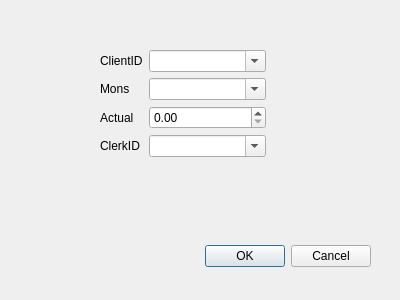
Before: the Qt Designer form src/clerksadddialog.ui in wineee/ElectricalManager, drawn with Qt 5.
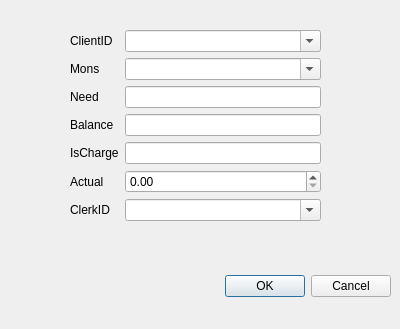
After: the same form once the commit is applied.

What changed in the file:
```diff
--- a/src/clerksadddialog.ui
+++ b/src/clerksadddialog.ui
@@ -7,7 +7,7 @@
     <x>0</x>
     <y>0</y>
     <width>400</width>
-    <height>300</height>
+    <height>329</height>
    </rect>
   </property>
   <property name="windowTitle">
@@ -16,8 +16,8 @@
   <widget class="QDialogButtonBox" name="buttonBox">
    <property name="geometry">
     <rect>
-     <x>30</x>
-     <y>240</y>
+     <x>50</x>
+     <y>270</y>
      <width>341</width>
      <height>32</height>
     </rect>
@@ -32,10 +32,10 @@
   <widget class="QWidget" name="formLayoutWidget">
    <property name="geometry">
     <rect>
-     <x>100</x>
-     <y>50</y>
-     <width>166</width>
-     <height>171</height>
+     <x>70</x>
+     <y>30</y>
+     <width>251</width>
+     <height>221</height>
     </rect>
    </property>
    <layout class="QFormLayout" name="formLayout">
@@ -53,41 +53,87 @@
       </property>
      </widget>
     </item>
-    <item row="3" column="0">
-     <widget class="QLabel" name="label_3">
-      <property name="text">
-       <string>ClerkID</string>
+    <item row="1" column="1">
+     <widget class="QComboBox" name="comboBox_Mon">
+      <property name="editable">
+       <bool>true</bool>
+      </property>
+     </widget>
+    </item>
+    <item row="0" column="1">
+     <widget class="QComboBox" name="comboBox_ClientID">
+      <property name="editable">
+       <bool>true</bool>
+      </property>
+     </widget>
+    </item>
+    <item row="2" column="1">
+     <widget class="QLineEdit" name="lineEdit_Need">
+      <property name="readOnly">
+       <bool>true</bool>
       </property>
      </widget>
     </item>
     <item row="2" column="0">
+     <widget class="QLabel" name="label_Need">
+      <property name="text">
+       <string>Need</string>
+      </property>
+     </widget>
+    </item>
+    <item row="4" column="0">
+     <widget class="QLabel" name="label_5">
+      <property name="text">
+       <string>IsCharge</string>
+      </property>
+     </widget>
+    </item>
+    <item row="3" column="0">
+     <widget class="QLabel" name="label_6">
+      <property name="text">
+       <string>Balance</string>
+      </property>
+     </widget>
+    </item>
+    <item row="3" column="1">
+     <widget class="QLineEdit" name="lineEdit_Balance">
+      <property name="readOnly">
+       <bool>true</bool>
+      </property>
+     </widget>
+    </item>
+    <item row="4" column="1">
+     <widget class="QLineEdit" name="lineEdit_isCharge">
+      <property name="readOnly">
+       <bool>true</bool>
+      </property>
+     </widget>
+    </item>
+    <item row="5" column="1">
+     <widget class="QDoubleSpinBox" name="doubleSpinBox_Actual">
+      <property name="maximum">
+       <double>1000000000000.000000000000000</double>
+      </property>
+     </widget>
+    </item>
+    <item row="6" column="1">
+     <widget class="QComboBox" name="comboBox_ClerkId">
+      <property name="editable">
+       <bool>true</bool>
+      </property>
+     </widget>
+    </item>
+    <item row="5" column="0">
      <widget class="QLabel" name="label_4">
       <property name="text">
        <string>Actual</string>
       </property>
      </widget>
     </item>
-    <item row="2" column="1">
-     <widget class="QDoubleSpinBox" name="doubleSpinBox"/>
-    </item>
-    <item row="1" column="1">
-     <widget class="QComboBox" name="comboBox">
-      <property name="editable">
-       <bool>true</bool>
-      </property>
-     </widget>
-    </item>
-    <item row="3" column="1">
-     <widget class="QComboBox" name="comboBox_2">
-      <property name="editable">
-       <bool>true</bool>
-      </property>
-     </widget>
-    </item>
-    <item row="0" column="1">
-     <widget class="QComboBox" name="comboBox_3">
-      <property name="editable">
-       <bool>true</bool>
+    <item row="6" column="0">
+     <widget class="QLabel" name="label_3">
+      <property name="text">
+       <string>ClerkID</string>
       </property>
      </widget>
     </item>
```
Left out of the diff: 2 changed lines with no effect on the pictures.
